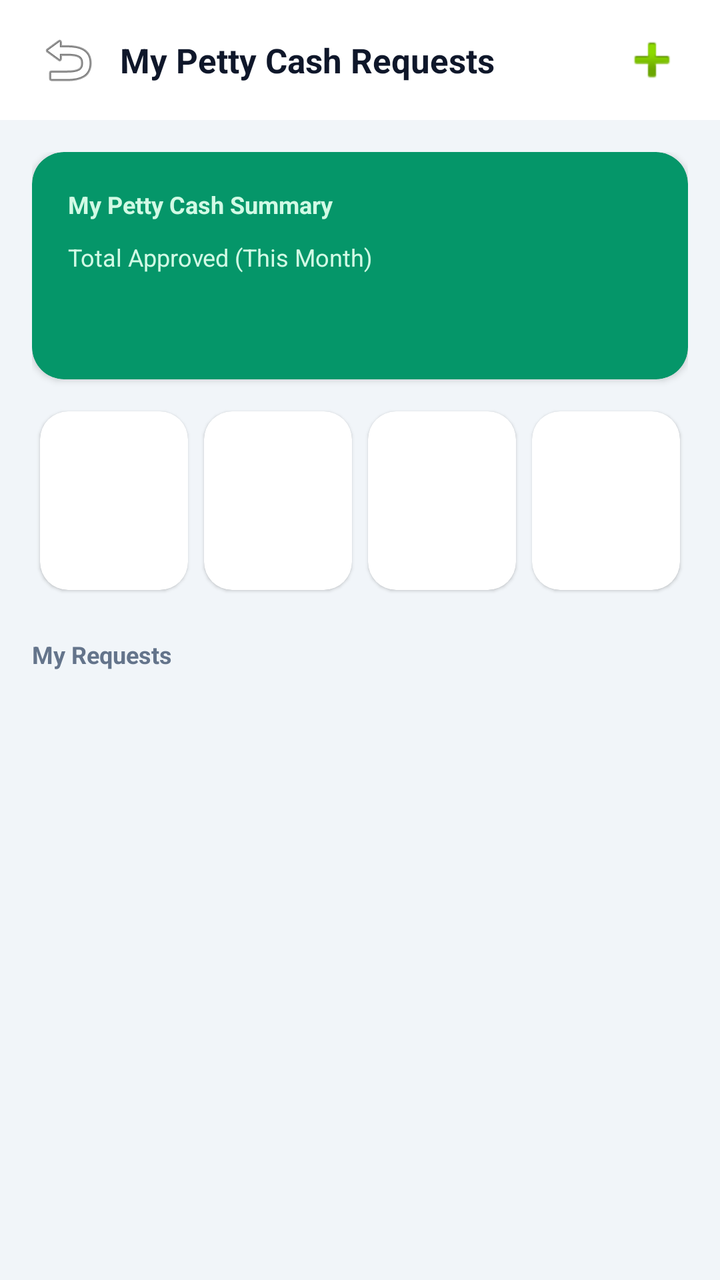
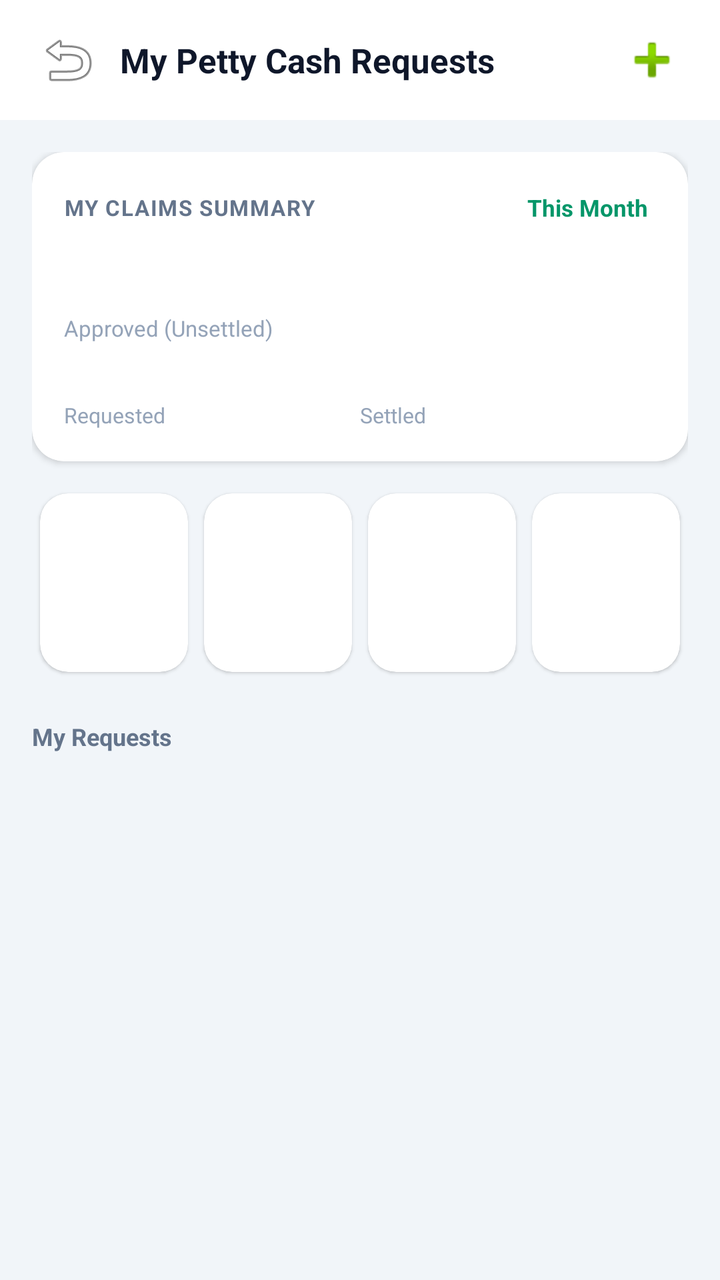

An Android layout rendered at two revisions. The XML below is the earlier revision; the diff shows what the commit changed to produce the second picture.
<!-- AndroidManifest.xml: application theme Theme.DataBridge -->
<!-- res/layout/fragment_petty_cash_my_requests.xml -->
<?xml version="1.0" encoding="utf-8"?>
<FrameLayout
    xmlns:android="http://schemas.android.com/apk/res/android"
    xmlns:app="http://schemas.android.com/apk/res-auto"
    android:layout_width="match_parent"
    android:layout_height="match_parent"
    android:background="#F1F5F9">

    <LinearLayout
        android:layout_width="match_parent"
        android:layout_height="match_parent"
        android:orientation="vertical">

        
        <LinearLayout
            android:layout_width="match_parent"
            android:layout_height="wrap_content"
            android:orientation="horizontal"
            android:gravity="center_vertical"
            android:paddingHorizontal="16dp"
            android:paddingVertical="12dp"
            android:background="#FFFFFF">

            <ImageButton
                android:id="@+id/btnPcMyRequestsBack"
                android:layout_width="36dp"
                android:layout_height="36dp"
                android:src="@android:drawable/ic_menu_revert"
                android:background="?attr/selectableItemBackgroundBorderless"
                android:contentDescription="Back" />

            <TextView
                android:id="@+id/tvPcMyRequestsTitle"
                android:layout_width="0dp"
                android:layout_weight="1"
                android:layout_height="wrap_content"
                android:text="My Petty Cash Requests"
                android:textSize="17sp"
                android:textStyle="bold"
                android:textColor="#0F172A"
                android:layout_marginStart="8dp" />

            
            <TextView
                android:id="@+id/tvPcMyRequestsBranchName"
                android:layout_width="wrap_content"
                android:layout_height="wrap_content"
                android:background="@drawable/bg_branch_switcher_chip"
                android:paddingHorizontal="12dp"
                android:paddingVertical="6dp"
                android:textSize="12sp"
                android:textStyle="bold"
                android:textColor="#0F172A"
                android:drawablePadding="4dp"
                android:gravity="center_vertical"
                android:maxWidth="140dp"
                android:ellipsize="end"
                android:maxLines="1"
                android:layout_marginEnd="6dp"
                android:visibility="gone" />

            
            <ImageButton
                android:id="@+id/btnPcMyRequestsNew"
                android:layout_width="36dp"
                android:layout_height="36dp"
                android:src="@android:drawable/ic_input_add"
                android:background="?attr/selectableItemBackgroundBorderless"
                android:contentDescription="New Request" />
        </LinearLayout>

        <ProgressBar
            android:id="@+id/pbPcMyRequestsLoading"
            android:layout_width="wrap_content"
            android:layout_height="wrap_content"
            android:layout_gravity="center"
            android:layout_marginTop="60dp"
            android:visibility="gone" />

        <LinearLayout
            android:id="@+id/layoutPcMyRequestsError"
            android:layout_width="match_parent"
            android:layout_height="wrap_content"
            android:orientation="vertical"
            android:gravity="center"
            android:padding="24dp"
            android:visibility="gone">

            <TextView
                android:id="@+id/tvPcMyRequestsError"
                android:layout_width="wrap_content"
                android:layout_height="wrap_content"
                android:textColor="#B91C1C"
                android:gravity="center" />

            <Button
                android:id="@+id/btnPcMyRequestsRetry"
                android:layout_width="wrap_content"
                android:layout_height="wrap_content"
                android:layout_marginTop="12dp"
                android:text="Retry"
                android:textAllCaps="false" />
        </LinearLayout>

        <ScrollView
            android:id="@+id/scrollPcMyRequests"
            android:layout_width="match_parent"
            android:layout_height="0dp"
            android:layout_weight="1"
            android:fillViewport="true"
            android:clipToPadding="false"
            android:paddingBottom="16dp">

            <LinearLayout
                android:layout_width="match_parent"
                android:layout_height="wrap_content"
                android:orientation="vertical"
                android:padding="16dp">

                
                <androidx.cardview.widget.CardView
                    android:layout_width="match_parent"
                    android:layout_height="wrap_content"
                    app:cardCornerRadius="16dp"
                    app:cardElevation="2dp"
                    app:cardBackgroundColor="#059669">

                    <LinearLayout
                        android:layout_width="match_parent"
                        android:layout_height="wrap_content"
                        android:orientation="vertical"
                        android:padding="18dp">

                        <TextView
                            android:layout_width="wrap_content"
                            android:layout_height="wrap_content"
                            android:text="My Petty Cash Summary"
                            android:textSize="12sp"
                            android:textStyle="bold"
                            android:textColor="#D1FAE5" />

                        <TextView
                            android:layout_width="wrap_content"
                            android:layout_height="wrap_content"
                            android:layout_marginTop="10dp"
                            android:text="Total Approved (This Month)"
                            android:textSize="12sp"
                            android:textColor="#D1FAE5" />

                        <TextView
                            android:id="@+id/tvPcMyRequestsApprovedTotal"
                            android:layout_width="wrap_content"
                            android:layout_height="wrap_content"
                            android:fontFamily="monospace"
                            android:textSize="26sp"
                            android:textStyle="bold"
                            android:textColor="#FFFFFF" />
                    </LinearLayout>
                </androidx.cardview.widget.CardView>

                
                <LinearLayout
                    android:layout_width="match_parent"
                    android:layout_height="wrap_content"
                    android:orientation="horizontal"
                    android:layout_marginTop="12dp">

                    <include layout="@layout/item_petty_cash_stat_card" android:id="@+id/statPcMyRequestsTotal" />
                    <include layout="@layout/item_petty_cash_stat_card" android:id="@+id/statPcMyRequestsPending" />
                    <include layout="@layout/item_petty_cash_stat_card" android:id="@+id/statPcMyRequestsApproved" />
                    <include layout="@layout/item_petty_cash_stat_card" android:id="@+id/statPcMyRequestsSettled" />
                </LinearLayout>

                <LinearLayout
                    android:layout_width="match_parent"
                    android:layout_height="wrap_content"
                    android:orientation="horizontal"
                    android:gravity="center_vertical"
                    android:layout_marginTop="20dp">

                    <TextView
                        android:layout_width="0dp"
                        android:layout_weight="1"
                        android:layout_height="wrap_content"
                        android:text="My Requests"
                        android:textSize="12sp"
                        android:textStyle="bold"
                        android:textColor="#64748B" />
                </LinearLayout>

                <androidx.cardview.widget.CardView
                    android:layout_width="match_parent"
                    android:layout_height="wrap_content"
                    android:layout_marginTop="8dp"
                    app:cardCornerRadius="16dp"
                    app:cardElevation="1dp">

                    <LinearLayout
                        android:id="@+id/layoutPcMyRequestsList"
                        android:layout_width="match_parent"
                        android:layout_height="wrap_content"
                        android:orientation="vertical" />
                </androidx.cardview.widget.CardView>

            </LinearLayout>
        </ScrollView>
    </LinearLayout>
</FrameLayout>
<!-- res/layout/item_petty_cash_stat_card.xml (included above) -->
<?xml version="1.0" encoding="utf-8"?>
<androidx.cardview.widget.CardView
    xmlns:android="http://schemas.android.com/apk/res/android"
    xmlns:app="http://schemas.android.com/apk/res-auto"
    android:layout_width="0dp"
    android:layout_height="wrap_content"
    android:layout_weight="1"
    android:layout_margin="4dp"
    android:foreground="?attr/selectableItemBackground"
    app:cardCornerRadius="14dp"
    app:cardElevation="1dp">

    <LinearLayout
        android:layout_width="match_parent"
        android:layout_height="wrap_content"
        android:orientation="vertical"
        android:padding="10dp">

        <TextView
            android:id="@+id/tvStatCardIcon"
            android:layout_width="28dp"
            android:layout_height="28dp"
            android:textSize="13sp"
            android:gravity="center" />

        <TextView
            android:id="@+id/tvStatCardLabel"
            android:layout_width="wrap_content"
            android:layout_height="wrap_content"
            android:layout_marginTop="8dp"
            android:textSize="10sp"
            android:textColor="#64748B"
            android:maxLines="2" />

        <TextView
            android:id="@+id/tvStatCardValue"
            android:layout_width="wrap_content"
            android:layout_height="wrap_content"
            android:layout_marginTop="2dp"
            android:fontFamily="monospace"
            android:textStyle="bold"
            android:textSize="13sp"
            android:textColor="#0F172A" />

        <TextView
            android:id="@+id/tvStatCardCount"
            android:layout_width="wrap_content"
            android:layout_height="wrap_content"
            android:textSize="10sp"
            android:textColor="#94A3B8"
            android:visibility="gone" />
    </LinearLayout>
</androidx.cardview.widget.CardView>
<!-- resources referenced by this layout -->
<resources>
  <!-- drawable bg_branch_switcher_chip (drawable) -->
  <?xml version="1.0" encoding="utf-8"?>
  <shape xmlns:android="http://schemas.android.com/apk/res/android"
      android:shape="rectangle">
      <solid android:color="#E7F6F8" />
      <stroke android:width="1dp" android:color="@color/theme_accent" />
      <corners android:radius="14dp" />
  </shape>
  <style name="Theme.DataBridge" parent="Theme.MaterialComponents.DayNight.NoActionBar">
      <item name="colorPrimary">#00d4ff</item>
      <item name="colorPrimaryVariant">#16213e</item>
      <item name="colorOnPrimary">#ffffff</item>
      <item name="colorSecondary">#00d4ff</item>
      <item name="android:statusBarColor">#1a1a2e</item>
  </style>
  <color name="theme_accent">#0099b8</color>
</resources>

<!-- the commit's change to res/layout/fragment_petty_cash_my_requests.xml (unified diff, before → after) -->
@@ -122,39 +122,109 @@
                     android:layout_width="match_parent"
                     android:layout_height="wrap_content"
                     app:cardCornerRadius="16dp"
-                    app:cardElevation="2dp"
-                    app:cardBackgroundColor="#059669">
+                    app:cardElevation="2dp">
 
                     <LinearLayout
                         android:layout_width="match_parent"
                         android:layout_height="wrap_content"
                         android:orientation="vertical"
-                        android:padding="18dp">
+                        android:padding="16dp">
+
+                        <LinearLayout
+                            android:layout_width="match_parent"
+                            android:layout_height="wrap_content"
+                            android:orientation="horizontal"
+                            android:gravity="center_vertical">
+
+                            <TextView
+                                android:layout_width="0dp"
+                                android:layout_weight="1"
+                                android:layout_height="wrap_content"
+                                android:text="MY CLAIMS SUMMARY"
+                                android:textSize="11sp"
+                                android:textStyle="bold"
+                                android:textColor="#64748B"
+                                android:letterSpacing="0.05" />
+
+                            <TextView
+                                android:id="@+id/tvPcMyClaimsDateRange"
+                                android:layout_width="wrap_content"
+                                android:layout_height="wrap_content"
+                                android:text="This Month"
+                                android:textSize="11.5sp"
+                                android:textStyle="bold"
+                                android:textColor="#059669"
+                                android:padding="4dp"
+                                android:clickable="true"
+                                android:focusable="true"
+                                android:foreground="?attr/selectableItemBackground" />
+                        </LinearLayout>
+
+                        <TextView
+                            android:id="@+id/tvPcMyClaimsApproved"
+                            android:layout_width="wrap_content"
+                            android:layout_height="wrap_content"
+                            android:layout_marginTop="6dp"
+                            android:fontFamily="monospace"
+                            android:textStyle="bold"
+                            android:textSize="26sp"
+                            android:textColor="#0F172A" />
 
                         <TextView
                             android:layout_width="wrap_content"
                             android:layout_height="wrap_content"
-                            android:text="My Petty Cash Summary"
-                            android:textSize="12sp"
-                            android:textStyle="bold"
-                            android:textColor="#D1FAE5" />
-
-                        <TextView
-                            android:layout_width="wrap_content"
+                            android:text="Approved (Unsettled)"
+                            android:textSize="11sp"
+                            android:textColor="#94A3B8" />
+
+                        <LinearLayout
+                            android:layout_width="match_parent"
                             android:layout_height="wrap_content"
-                            android:layout_marginTop="10dp"
-                            android:text="Total Approved (This Month)"
-                            android:textSize="12sp"
-                            android:textColor="#D1FAE5" />
-
-                        <TextView
-                            android:id="@+id/tvPcMyRequestsApprovedTotal"
-                            android:layout_width="wrap_content"
-                            android:layout_height="wrap_content"
-                            android:fontFamily="monospace"
-                            android:textSize="26sp"
-                            android:textStyle="bold"
-                            android:textColor="#FFFFFF" />
+                            android:orientation="horizontal"
+                            android:layout_marginTop="10dp">
+
+                            <LinearLayout
+                                android:layout_width="0dp"
+                                android:layout_weight="1"
+                                android:layout_height="wrap_content"
+                                android:orientation="vertical">
+                                <TextView
+                                    android:id="@+id/tvPcMyClaimsRequested"
+                                    android:layout_width="wrap_content"
+                                    android:layout_height="wrap_content"
+                                    android:fontFamily="monospace"
+                                    android:textStyle="bold"
+                                    android:textSize="14sp"
+                                    android:textColor="#CA8A04" />
+                                <TextView
+                                    android:layout_width="wrap_content"
+                                    android:layout_height="wrap_content"
+                                    android:text="Requested"
+                                    android:textSize="10.5sp"
+                                    android:textColor="#94A3B8" />
+                            </LinearLayout>
+
+                            <LinearLayout
+                                android:layout_width="0dp"
+                                android:layout_weight="1"
+                                android:layout_height="wrap_content"
+                                android:orientation="vertical">
+                                <TextView
+                                    android:id="@+id/tvPcMyClaimsSettled"
+                                    android:layout_width="wrap_content"
+                                    android:layout_height="wrap_content"
+                                    android:fontFamily="monospace"
+                                    android:textStyle="bold"
+                                    android:textSize="14sp"
+                                    android:textColor="#16A34A" />
+                                <TextView
+                                    android:layout_width="wrap_content"
+                                    android:layout_height="wrap_content"
+                                    android:text="Settled"
+                                    android:textSize="10.5sp"
+                                    android:textColor="#94A3B8" />
+                            </LinearLayout>
+                        </LinearLayout>
                     </LinearLayout>
                 </androidx.cardview.widget.CardView>
 
